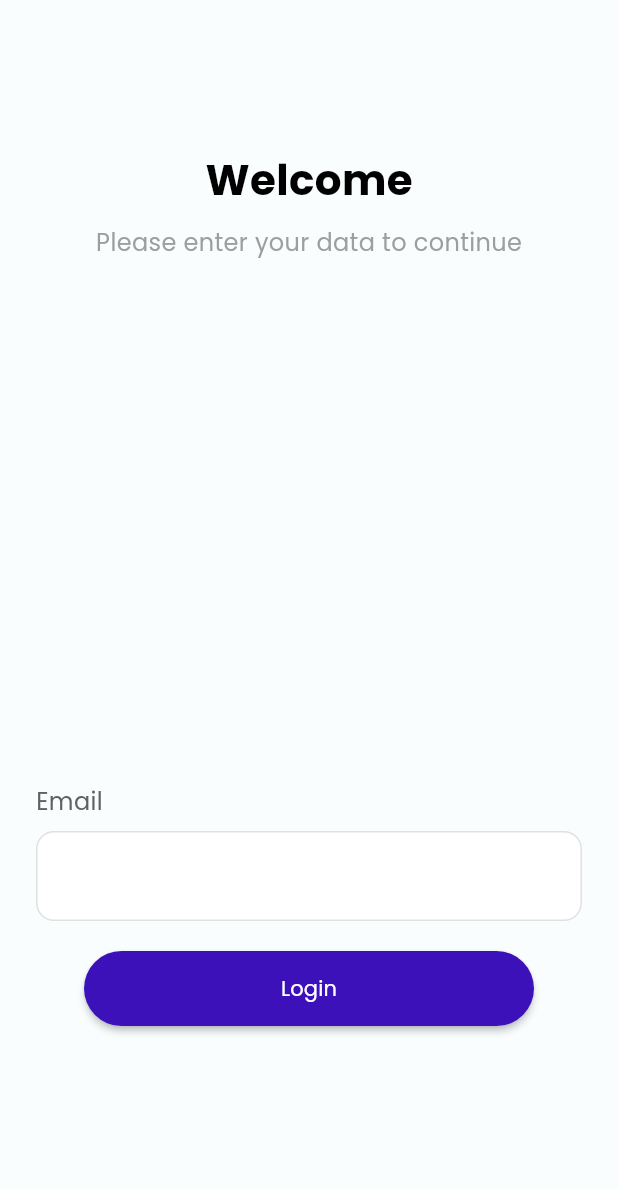
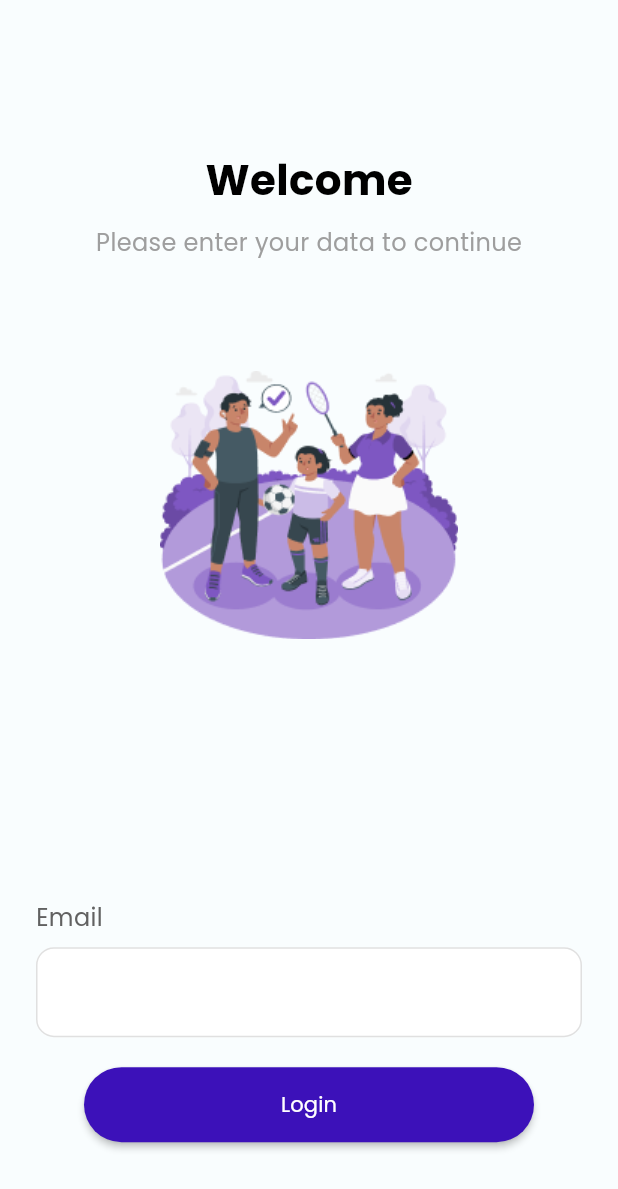
Before and after one commit to sarthakrungta/sportal_mobile, a Flutter app: the screen it shows after launch, on a phone screen of 412 x 824 dp. Shown: the top 1189 px of the screen. Run offline on Flutter 3.47's test engine with Material 3 defaults, Android fonts, the phone set to English and light mode, and no system bars; our stand-ins replace rounded_loading_button_plus, share_plus, shared_preferences; missing offline and left inert: dart:html.

Commit message:
login page image added

```diff
--- a/lib/screens/login_screen.dart
+++ b/lib/screens/login_screen.dart
@@ -94,7 +94,8 @@ class _LoginScreenState extends State<LoginScreen> {
                   children: [
                     const SizedBox(height: 100),
                     _buildHeader(),
-                    const SizedBox(height: 350),
+                    Image.asset('assets/images/amico.png'),
+                    const SizedBox(height: 100),
                     _buildTextField(
                       label: "Email",
                       hintText: "",
--- a/lib/screens/template_screen.dart
+++ b/lib/screens/template_screen.dart
@@ -339,7 +339,9 @@ class _TemplateScreenState extends State<TemplateScreen> {
               'associationLogo'],
           "userEmail": widget.email,
           "playerList": selectedFixture['playerList'],
-          "fixtureName": selectedFixture['fixtureName']
+          "fixtureName": selectedFixture['fixtureName'],
+          "finalScores": selectedFixture['finalScores'],
+
         }),
       );
 
--- a/pubspec.yaml
+++ b/pubspec.yaml
@@ -25,6 +25,7 @@ flutter:
   uses-material-design: true
   assets:
     - assets/images/splash.png
+    - assets/images/amico.png
   fonts:
     - family: Poppins
       fonts:
```
Also changed, not shown: assets/images/amico.png (added).
